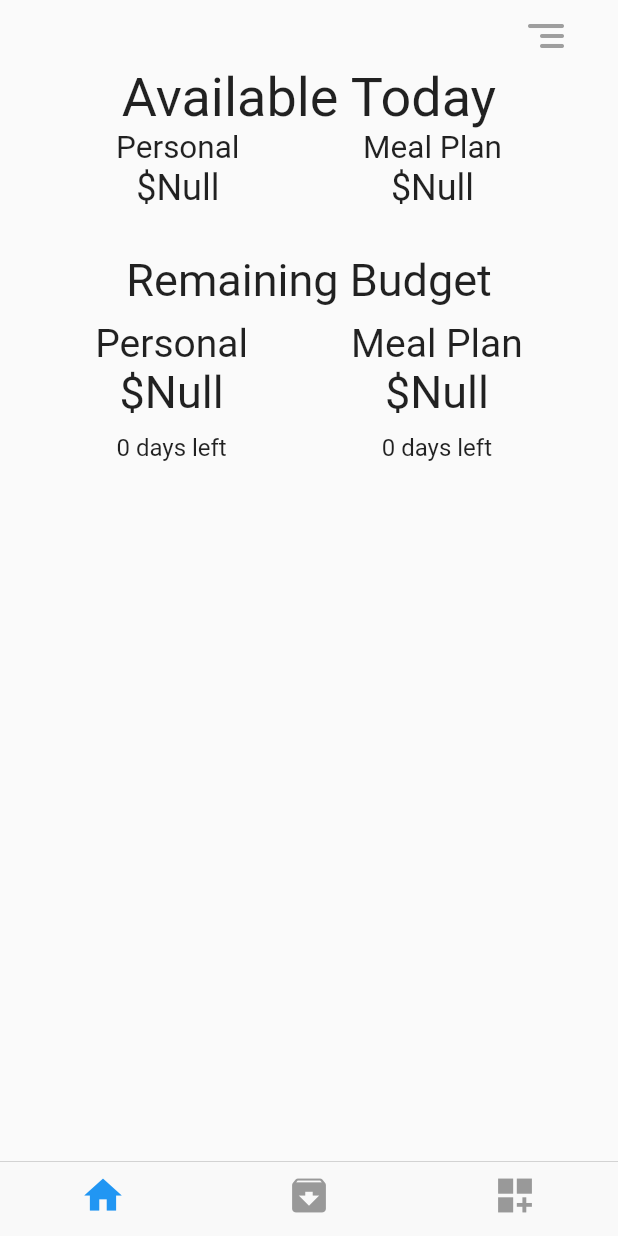
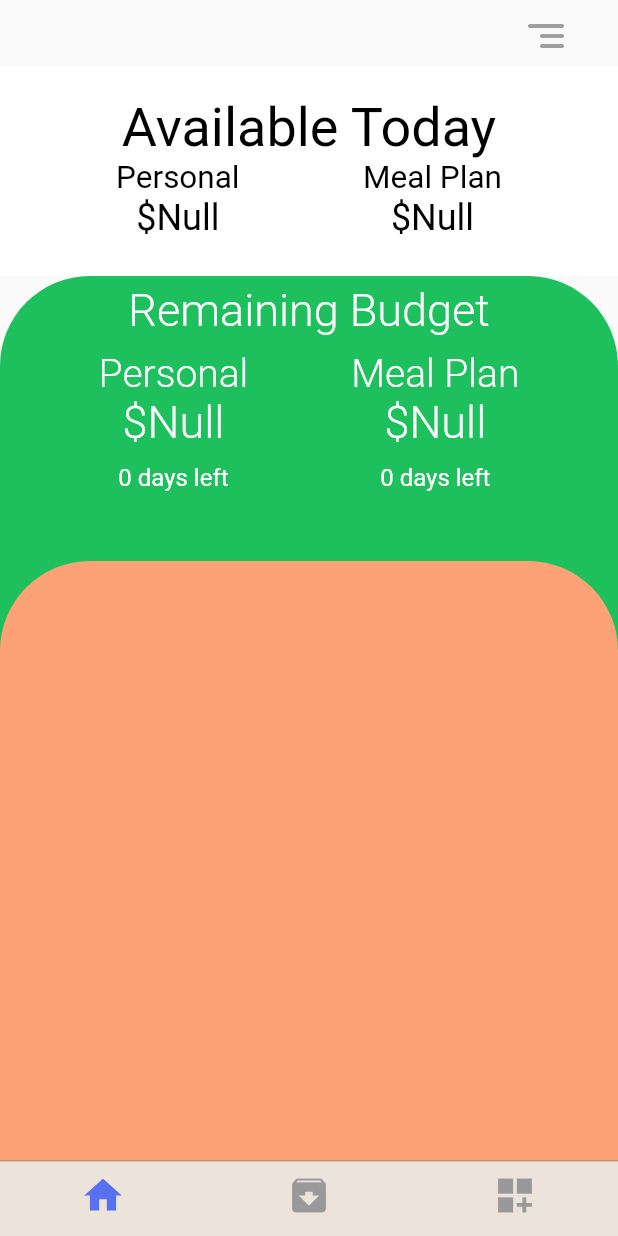
Before and after one commit to Nortus222/budgit, a Flutter app: the LandingPage screen opened by its route, on a phone screen of 412 x 824 dp. Run offline on Flutter 3.47's test engine with Material 2 defaults, Android fonts, the light colour scheme and no system bars; our stand-ins replace flutter_datetime_picker, shared_preferences, sqflite; accounts and stored records are empty.

Commit message:
Added ThemeData

```diff
--- a/lib/screens/homePage.dart
+++ b/lib/screens/homePage.dart
@@ -1,5 +1,6 @@
 // ignore_for_file: file_names
 
+import 'package:budgit/theme/themeData.dart';
 import 'package:flutter/cupertino.dart';
 import 'package:flutter/material.dart';
 import 'package:budgit/widgets/dailyBudgetWidget.dart';
@@ -10,10 +11,44 @@ class HomePage extends StatelessWidget {
 
   @override
   Widget build(BuildContext context) {
-    return SafeArea(
-      child: Center(
+    var size = MediaQuery.of(context).size;
+
+    return Stack(
+      children: [
+        Container(
+          color: AppColors.white,
+          height: 140,
+        ),
+        Positioned(
+          top: 140,
+          child: ClipRRect(
+            borderRadius: BorderRadius.horizontal(
+                left: Radius.circular(60), right: Radius.circular(60)),
+            child: Container(
+              width: size.width,
+              height: size.height / 2,
+              color: AppColors.green,
+            ),
+          ),
+        ),
+        Positioned(
+          top: 140 * 2 + 50,
+          child: ClipRRect(
+            borderRadius: BorderRadius.horizontal(
+                left: Radius.circular(60), right: Radius.circular(60)),
+            child: Container(
+              width: size.width,
+              height: size.height / 2 + 100,
+              color: AppColors.orange,
+            ),
+          ),
+        ),
+        Center(
             child: Column(
           children: [
+            SizedBox(
+              height: 20,
+            ),
             DailyBudget(),
             SizedBox(
               height: 30,
@@ -21,6 +56,7 @@ class HomePage extends StatelessWidget {
             RemainingBudget()
           ],
         )),
+      ],
     );
   }
 }
--- a/lib/screens/landingPage.dart
+++ b/lib/screens/landingPage.dart
@@ -10,6 +10,7 @@ import 'package:budgit/screens/historyPage.dart';
 import 'package:budgit/screens/homePage.dart';
 import 'package:budgit/screens/settingsPage.dart';
 import 'package:provider/provider.dart';
+import 'package:budgit/theme/themeData.dart';
 
 class LandingPage extends StatefulWidget {
   const LandingPage({Key? key}) : super(key: key);
@@ -45,6 +46,8 @@ class _LandingPageState extends State<LandingPage> {
           BottomNavigationBarItem(icon: Icon(Icons.archive)),
           BottomNavigationBarItem(icon: Icon(Icons.dashboard_customize))
         ],
+        backgroundColor: AppColors.beige,
+        activeColor: AppColors.blue,
       ),
       tabBuilder: (BuildContext context, int index) {
         return CupertinoTabView(
@@ -52,8 +55,9 @@ class _LandingPageState extends State<LandingPage> {
             builder: (BuildContext context) {
               return CupertinoPageScaffold(
                   navigationBar: CupertinoNavigationBar(
-                    //backgroundColor: Colors.white,
-                    border: Border(),
+                    border: const Border(),
+                    transitionBetweenRoutes: false,
+                    backgroundColor: Colors.white,
                     trailing: TextButton(
                         onPressed: () {
                           Navigator.of(context, rootNavigator: true)
--- a/lib/widgets/dailyBudgetWidget.dart
+++ b/lib/widgets/dailyBudgetWidget.dart
@@ -12,28 +12,29 @@ class DailyBudget extends StatelessWidget {
     var size = MediaQuery.of(context).size;
 
     return Material(
+      color: Colors.transparent,
       child: Consumer<AppStateModel>(
           builder: (BuildContext context, model, child) {
         return Container(
             width: size.width - 40,
             child: Center(
               child: Column(mainAxisSize: MainAxisSize.min, children: [
-                const Text(
+                Text(
                   "Available Today",
-                  style: TextStyle(fontSize: 36),
+                  style: Theme.of(context).textTheme.headline1,
                 ),
                 Row(
                   mainAxisAlignment: MainAxisAlignment.center,
                   children: [
                     Column(
                       children: [
-                        const Text(
+                        Text(
                           "Personal",
-                          style: TextStyle(fontSize: 21),
+                          style: Theme.of(context).textTheme.headline4,
                         ),
                         Text(
                           "\$${(model.dailyPersonal ?? "Null")}",
-                          style: const TextStyle(fontSize: 24),
+                          style: Theme.of(context).textTheme.bodyText1,
                         ),
                       ],
                     ),
@@ -42,13 +43,13 @@ class DailyBudget extends StatelessWidget {
                     ),
                     Column(
                       children: [
-                        const Text(
+                        Text(
                           "Meal Plan",
-                          style: TextStyle(fontSize: 21),
+                          style: Theme.of(context).textTheme.headline4,
                         ),
                         Text(
                           "\$${(model.dailyMealPlan ?? "Null")}",
-                          style: const TextStyle(fontSize: 24),
+                          style: Theme.of(context).textTheme.bodyText1,
                         )
                       ],
                     ),
--- a/lib/widgets/remainingBudgetWidget.dart
+++ b/lib/widgets/remainingBudgetWidget.dart
@@ -1,6 +1,7 @@
 // ignore_for_file: file_names
 
 import 'package:budgit/model/appStateModel.dart';
+import 'package:budgit/theme/themeData.dart';
 import 'package:flutter/material.dart';
 import 'package:provider/provider.dart';
 
@@ -11,13 +12,18 @@ class RemainingBudget extends StatelessWidget {
   Widget build(BuildContext context) {
     var size = MediaQuery.of(context).size;
 
-    return Material(child:
-        Consumer<AppStateModel>(builder: (BuildContext context, model, chid) {
+    return Material(
+        color: Colors.transparent,
+        child: Consumer<AppStateModel>(
+            builder: (BuildContext context, model, chid) {
           return Column(
             children: [
-          const Text(
+              Text(
                 "Remaining Budget",
-            style: TextStyle(fontSize: 30),
+                style: Theme.of(context)
+                    .textTheme
+                    .headline2!
+                    .copyWith(color: AppColors.white),
               ),
               const SizedBox(
                 height: 10,
@@ -27,20 +33,29 @@ class RemainingBudget extends StatelessWidget {
                 children: [
                   Column(
                     children: [
-                  const Text(
+                      Text(
                         "Personal",
-                    style: TextStyle(fontSize: 26),
+                        style: Theme.of(context)
+                            .textTheme
+                            .headline3!
+                            .copyWith(color: AppColors.white),
                       ),
                       Text(
                         "\$${(model.personal ?? "Null")}",
-                    style: const TextStyle(fontSize: 30),
+                        style: Theme.of(context)
+                            .textTheme
+                            .headline2!
+                            .copyWith(color: AppColors.white),
                       ),
                       const SizedBox(
                         height: 10,
                       ),
                       Text(
                         "${(model.personalDue ?? DateTime.now()).difference(DateTime.now()).inDays} days left",
-                    style: TextStyle(fontSize: 16),
+                        style: Theme.of(context)
+                            .textTheme
+                            .bodyText2!
+                            .copyWith(color: AppColors.white),
                       ),
                     ],
                   ),
@@ -49,20 +64,29 @@ class RemainingBudget extends StatelessWidget {
                   ),
                   Column(
                     children: [
-                  const Text(
+                      Text(
                         "Meal Plan",
-                    style: TextStyle(fontSize: 26),
+                        style: Theme.of(context)
+                            .textTheme
+                            .headline3!
+                            .copyWith(color: AppColors.white),
                       ),
                       Text(
                         "\$${(model.mealPlan ?? "Null")}",
-                    style: const TextStyle(fontSize: 30),
+                        style: Theme.of(context)
+                            .textTheme
+                            .headline2!
+                            .copyWith(color: AppColors.white),
                       ),
                       const SizedBox(
                         height: 10,
                       ),
                       Text(
                         "${(model.mealPlanDue ?? DateTime.now()).difference(DateTime.now()).inDays} days left",
-                    style: TextStyle(fontSize: 16),
+                        style: Theme.of(context)
+                            .textTheme
+                            .bodyText2!
+                            .copyWith(color: AppColors.white),
                       ),
                     ],
                   ),
```
Also changed, not shown: lib/main.dart (+2 -5 lines), lib/screens/historyPage.dart (+48 -14 lines), lib/theme/themeData.dart (added, +59 -0 lines). Lines whose indentation alone changed are shown as unchanged.
